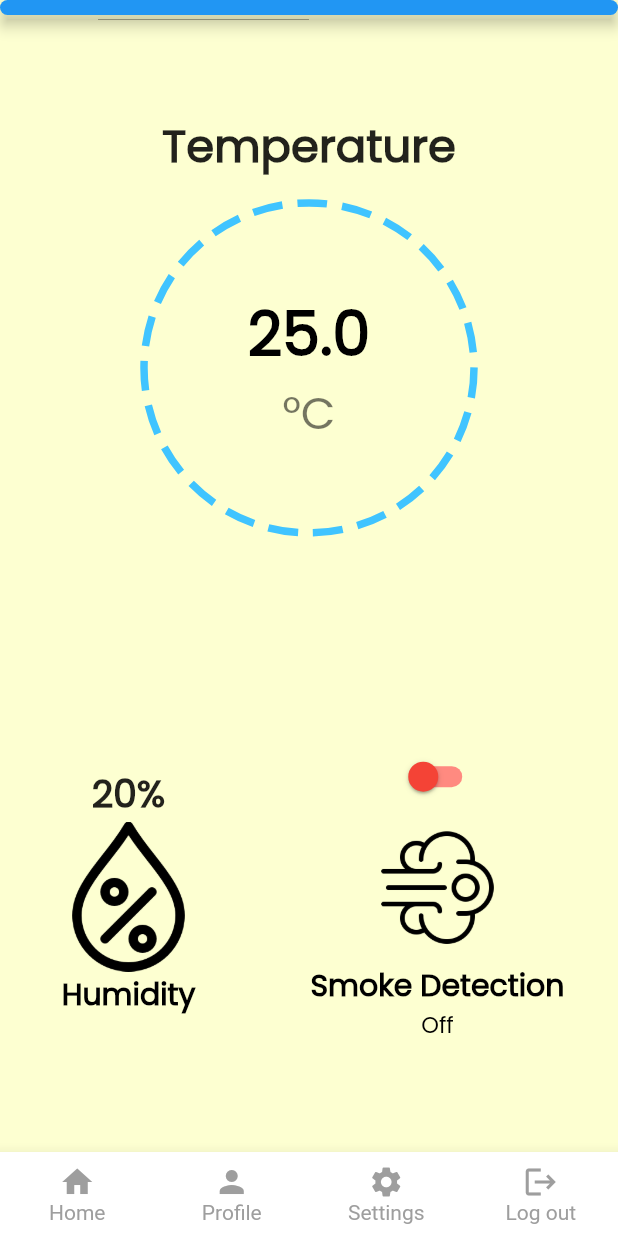
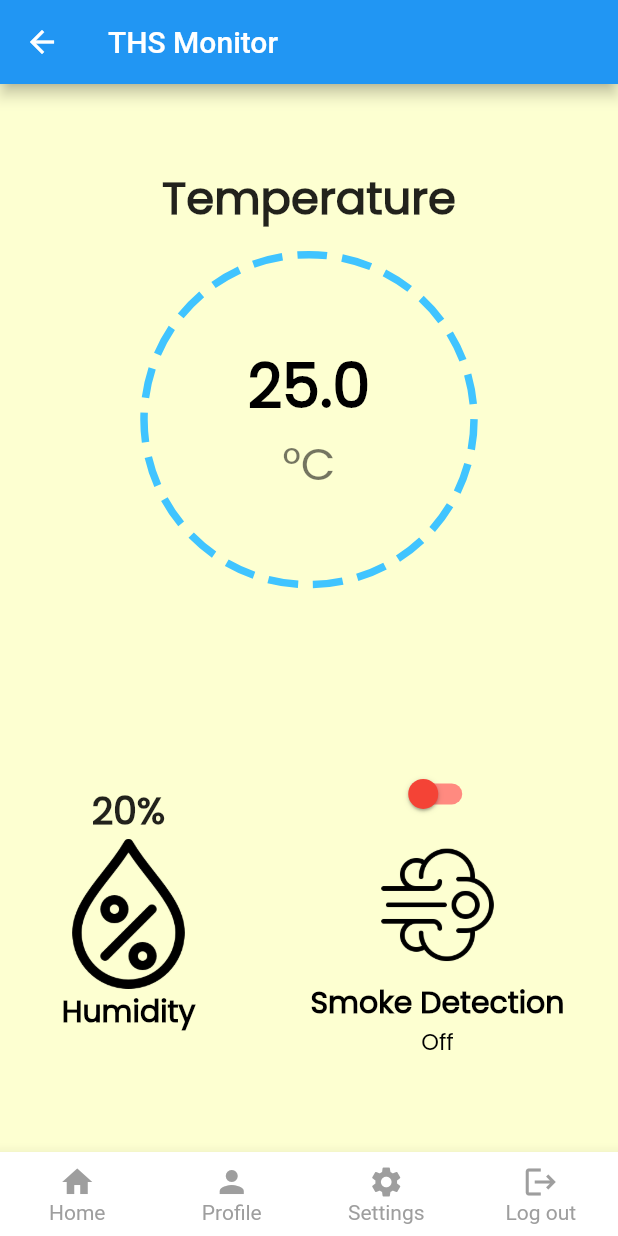
Before and after one commit to Akhash16/Foka-flutter-app, a Flutter app: the THSMonitor screen opened by its route, on a phone screen of 412 x 824 dp. Run offline on Flutter 3.47's test engine with Material 2 defaults, Android fonts, the phone set to English and light mode, and no system bars; drawn by our look-alikes of dotted_border; our stand-ins replace animated_text_kit, curved_navigation_bar, firebase_auth, firebase_core, font_awesome_flutter, step_progress_indicator; accounts and stored records are empty; network calls fail.

Commit message:
intha vechiko

```diff
--- a/lib/main.dart
+++ b/lib/main.dart
@@ -36,7 +36,7 @@ class MyApp extends StatelessWidget {
       ),
 
       // initialRoute: WelcomeScreen.id
-      initialRoute: ChangePasswordWidget.id,
+      initialRoute: SplashScreen.id,
       routes: {
         settingsPage.id: (context) => settingsPage(),
         RealProfilepageWidget.id: (context) => RealProfilepageWidget(),
--- a/lib/screens/battery_monitor.dart
+++ b/lib/screens/battery_monitor.dart
@@ -28,6 +28,9 @@ class _BatteryMonitorState extends State<BatteryMonitor> {
   Widget build(BuildContext context) {
 
     return Scaffold(
+      appBar: AppBar(
+        title: Text('Battery Monitor'),
+      ),
       bottomNavigationBar:BottomNavigationBar(
       type: BottomNavigationBarType.fixed,
       backgroundColor: Colors.white,
--- a/lib/screens/settings_screen.dart
+++ b/lib/screens/settings_screen.dart
@@ -13,7 +13,6 @@ class settingsPage extends StatefulWidget {
 }
 
 class _settingPageState extends State<settingsPage> {
-
   int currentValue = 2;
   final screens = [
     HomeScreen.id,
@@ -37,9 +36,8 @@ class _settingPageState extends State<settingsPage> {
           setState(() {
             currentValue = index;
           });
-      Navigator.pushNamed(context,screens[index]);
+          Navigator.pushNamed(context, screens[index]);
         },
-
         items: [
           BottomNavigationBarItem(
             label: 'Home',
@@ -58,7 +56,6 @@ class _settingPageState extends State<settingsPage> {
             icon: Icon(Icons.logout),
           ),
         ],
-
       ),
       body: Center(
         child: Container(
--- a/lib/screens/ths_monitor_screen.dart
+++ b/lib/screens/ths_monitor_screen.dart
@@ -29,10 +29,10 @@ class _THSMonitorState extends State<THSMonitor> {
   String textValue = 'Off';
   late int humidity = 20;
 
-  void toggleSwitch(bool value){
+  void toggleSwitch(bool value) {
     setState(() {
       isSwitched = !isSwitched;
-      textValue = (textValue=='Off') ? 'On' : 'Off';
+      textValue = (textValue == 'Off') ? 'On' : 'Off';
     });
   }
 
@@ -51,7 +51,7 @@ class _THSMonitorState extends State<THSMonitor> {
           // setState(() {
           //   currentValue = index;
           // });
-      Navigator.pushNamed(context,screens[index]);
+          Navigator.pushNamed(context, screens[index]);
         },
 
         items: [
@@ -72,20 +72,11 @@ class _THSMonitorState extends State<THSMonitor> {
             icon: Icon(Icons.logout),
           ),
         ],
-
       ),
-
       backgroundColor: Color(0xFFFDFFD1),
-
-      appBar:  PreferredSize(
-        preferredSize: Size.fromHeight(10.0),
-        child: AppBar (
-          shape: RoundedRectangleBorder(
-            borderRadius: BorderRadius.circular(50.0)
-          )
-          // shape: BeveledRectangleBorder(
-          //     borderRadius: BorderRadius.circular(20)
-          // ),
+      appBar: AppBar(
+        title: Text(
+          'THS Monitor',
         ),
       ),
       body: Container(
--- a/pubspec.yaml
+++ b/pubspec.yaml
@@ -35,10 +35,7 @@ dependencies:
   firebase_core:
   font_awesome_flutter: ^9.1.0
   step_progress_indicator: ^1.0.1
-
-
-
-
+  curved_navigation_bar: ^1.0.1
 
 dev_dependencies:
   flutter_test:
```
Also changed, not shown: lib/screens/fluid_monitor.dart (+1 -8 lines), lib/screens/home_screen.dart (+30 -16 lines), lib/screens/locationtracker_screen.dart (+10 -7 lines), lib/screens/profile_page.dart (+26 -15 lines), lib/screens/setting_changed_successfully.dart (+14 -17 lines), pubspec.lock. Lines whose indentation alone changed are shown as unchanged.
